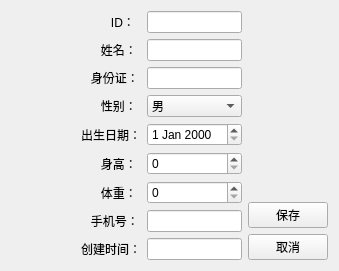
Old version of the form patienteditview.ui in the repository baiye930/work3.
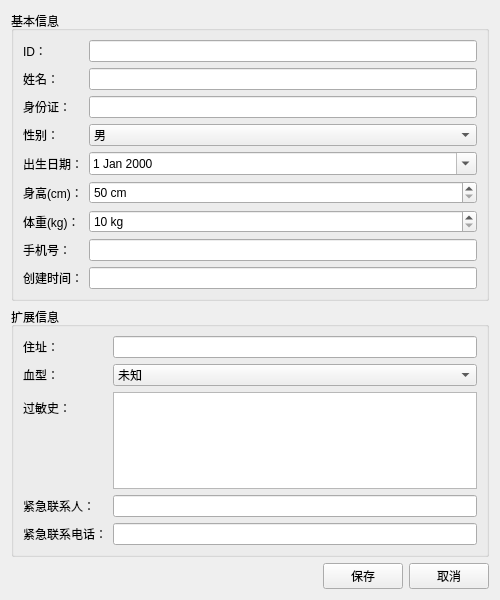
New version of the form.

What changed in the file:
```diff
--- a/patienteditview.ui
+++ b/patienteditview.ui
@@ -6,8 +6,8 @@
    <rect>
     <x>0</x>
     <y>0</y>
-    <width>335</width>
-    <height>249</height>
+   <width>500</width>
+   <height>600</height>
    </rect>
   </property>
   <property name="windowTitle">
@@ -15,57 +15,29 @@
   </property>
   <layout class="QVBoxLayout" name="verticalLayout_2">
    <item>
-    <spacer name="verticalSpacer_2">
-     <property name="orientation">
-      <enum>Qt::Vertical</enum>
-     </property>
-     <property name="sizeHint" stdset="0">
-      <size>
-       <width>20</width>
-       <height>9</height>
-      </size>
-     </property>
-    </spacer>
-   </item>
-   <item>
-    <layout class="QHBoxLayout" name="horizontalLayout">
-     <item>
-      <spacer name="horizontalSpacer">
-       <property name="orientation">
-        <enum>Qt::Horizontal</enum>
-       </property>
-       <property name="sizeType">
-        <enum>QSizePolicy::Fixed</enum>
-       </property>
-       <property name="sizeHint" stdset="0">
-        <size>
-         <width>70</width>
-         <height>20</height>
-        </size>
-       </property>
-      </spacer>
-     </item>
-     <item>
+   <widget class="QGroupBox" name="groupBox">
+    <property name="title">
+     <string>基本信息</string>
+    </property>
       <layout class="QFormLayout" name="formLayout">
        <item row="0" column="0">
         <widget class="QLabel" name="label">
-         <property name="font">
-          <font>
-           <pointsize>9</pointsize>
-          </font>
-         </property>
          <property name="text">
-          <string>         ID：</string>
+        <string>ID：</string>
          </property>
         </widget>
        </item>
        <item row="0" column="1">
-        <widget class="QLineEdit" name="dbEditID"/>
+      <widget class="QLineEdit" name="dbEditID">
+       <property name="readOnly">
+        <bool>true</bool>
+       </property>
+      </widget>
        </item>
        <item row="1" column="0">
         <widget class="QLabel" name="label_2">
          <property name="text">
-          <string>      姓名：</string>
+        <string>姓名：</string>
          </property>
         </widget>
        </item>
@@ -75,7 +47,7 @@
        <item row="2" column="0">
         <widget class="QLabel" name="label_8">
          <property name="text">
-          <string>   身份证：</string>
+        <string>身份证：</string>
          </property>
         </widget>
        </item>
@@ -85,7 +57,7 @@
        <item row="3" column="0">
         <widget class="QLabel" name="label_3">
          <property name="text">
-          <string>      性别：</string>
+        <string>性别：</string>
          </property>
         </widget>
        </item>
@@ -111,32 +83,56 @@
         </widget>
        </item>
        <item row="4" column="1">
-        <widget class="QDateEdit" name="dbDateEditDOB"/>
+      <widget class="QDateEdit" name="dbDateEditDOB">
+       <property name="calendarPopup">
+        <bool>true</bool>
+       </property>
+      </widget>
        </item>
        <item row="5" column="0">
         <widget class="QLabel" name="label_5">
          <property name="text">
-          <string>      身高：</string>
+        <string>身高(cm)：</string>
          </property>
         </widget>
        </item>
        <item row="5" column="1">
-        <widget class="QSpinBox" name="dbSpinHeight"/>
+      <widget class="QSpinBox" name="dbSpinHeight">
+       <property name="suffix">
+        <string> cm</string>
+       </property>
+       <property name="minimum">
+        <number>50</number>
+       </property>
+       <property name="maximum">
+        <number>250</number>
+       </property>
+      </widget>
        </item>
        <item row="6" column="0">
         <widget class="QLabel" name="label_7">
          <property name="text">
-          <string>      体重：</string>
+        <string>体重(kg)：</string>
          </property>
         </widget>
        </item>
        <item row="6" column="1">
-        <widget class="QSpinBox" name="dbSpinWeight"/>
+      <widget class="QSpinBox" name="dbSpinWeight">
+       <property name="suffix">
+        <string> kg</string>
+       </property>
+       <property name="minimum">
+        <number>10</number>
+       </property>
+       <property name="maximum">
+        <number>200</number>
+       </property>
+      </widget>
        </item>
        <item row="7" column="0">
         <widget class="QLabel" name="label_6">
          <property name="text">
-          <string>   手机号：</string>
+        <string>手机号：</string>
          </property>
         </widget>
        </item>
@@ -151,21 +147,118 @@
         </widget>
        </item>
        <item row="8" column="1">
-        <widget class="QLineEdit" name="dbCreatedTimeStamp"/>
-       </item>
-      </layout>
+      <widget class="QLineEdit" name="dbCreatedTimeStamp">
+       <property name="readOnly">
+        <bool>true</bool>
+       </property>
+      </widget>
+     </item>
+    </layout>
+   </widget>
      </item>
      <item>
-      <layout class="QVBoxLayout" name="verticalLayout">
+   <widget class="QGroupBox" name="groupBox_2">
+    <property name="title">
+     <string>扩展信息</string>
+    </property>
+    <layout class="QFormLayout" name="formLayout_2">
+     <item row="0" column="0">
+      <widget class="QLabel" name="label_10">
+       <property name="text">
+        <string>住址：</string>
+       </property>
+      </widget>
+     </item>
+     <item row="0" column="1">
+      <widget class="QLineEdit" name="dbEditAddress">
+      </widget>
+     </item>
+     <item row="1" column="0">
+      <widget class="QLabel" name="label_11">
+       <property name="text">
+        <string>血型：</string>
+       </property>
+      </widget>
+     </item>
+     <item row="1" column="1">
+      <widget class="QComboBox" name="dbComboBloodType">
        <item>
-        <spacer name="verticalSpacer">
+        <property name="text">
+         <string>未知</string>
+        </property>
+       </item>
+       <item>
+        <property name="text">
+         <string>A型</string>
+        </property>
+       </item>
+       <item>
+        <property name="text">
+         <string>B型</string>
+        </property>
+       </item>
+       <item>
+        <property name="text">
+         <string>AB型</string>
+        </property>
+       </item>
+       <item>
+        <property name="text">
+         <string>O型</string>
+        </property>
+       </item>
+      </widget>
+     </item>
+     <item row="2" column="0">
+      <widget class="QLabel" name="label_12">
+       <property name="text">
+        <string>过敏史：</string>
+       </property>
+      </widget>
+     </item>
+     <item row="2" column="1">
+      <widget class="QPlainTextEdit" name="dbEditAllergies">
+       <property name="maximumHeight">
+        <number>60</number>
+       </property>
+      </widget>
+     </item>
+     <item row="3" column="0">
+      <widget class="QLabel" name="label_13">
+       <property name="text">
+        <string>紧急联系人：</string>
+       </property>
+      </widget>
+     </item>
+     <item row="3" column="1">
+      <widget class="QLineEdit" name="dbEditEmergencyContact">
+      </widget>
+     </item>
+     <item row="4" column="0">
+      <widget class="QLabel" name="label_14">
+       <property name="text">
+        <string>紧急联系电话：</string>
+       </property>
+      </widget>
+     </item>
+     <item row="4" column="1">
+      <widget class="QLineEdit" name="dbEditEmergencyPhone">
+      </widget>
+     </item>
+    </layout>
+   </widget>
+  </item>
+  <item>
+   <layout class="QHBoxLayout" name="horizontalLayout">
+    <item>
+     <spacer name="horizontalSpacer">
          <property name="orientation">
-          <enum>Qt::Vertical</enum>
+       <enum>Qt::Horizontal</enum>
          </property>
          <property name="sizeHint" stdset="0">
           <size>
-           <width>20</width>
-           <height>40</height>
+        <width>40</width>
+        <height>20</height>
           </size>
          </property>
         </spacer>
@@ -185,34 +278,6 @@
         </widget>
        </item>
       </layout>
-     </item>
-     <item>
-      <spacer name="horizontalSpacer_2">
-       <property name="orientation">
-        <enum>Qt::Horizontal</enum>
-       </property>
-       <property name="sizeHint" stdset="0">
-        <size>
-         <width>40</width>
-         <height>20</height>
-        </size>
-       </property>
-      </spacer>
-     </item>
-    </layout>
-   </item>
-   <item>
-    <spacer name="verticalSpacer_3">
-     <property name="orientation">
-      <enum>Qt::Vertical</enum>
-     </property>
-     <property name="sizeHint" stdset="0">
-      <size>
-       <width>20</width>
-       <height>9</height>
-      </size>
-     </property>
-    </spacer>
    </item>
   </layout>
  </widget>
```
Left out of the diff: 9 changed lines with no effect on the pictures. Lines whose indentation alone changed are shown as unchanged.
